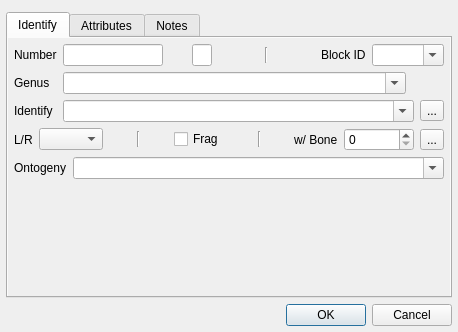
First picture: the form in project-components/forms/features.ui, repository ArthurLion97/fossildigtools, before the edit.
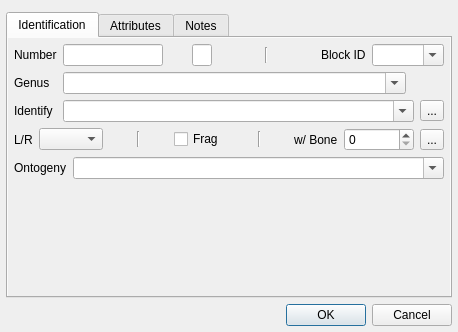
Second picture: the form after the edit. The open tabs and pages were chosen to show the change. Icons and pictures are not drawn.

Commit message: Basic feature form done

```diff
--- a/project-components/forms/features.ui
+++ b/project-components/forms/features.ui
@@ -33,7 +33,7 @@
      </property>
      <widget class="QWidget" name="identTab">
       <attribute name="title">
-       <string>Identify</string>
+       <string>Identification</string>
       </attribute>
       <layout class="QVBoxLayout" name="verticalLayout_2">
        <property name="margin">
```
Left out of the diff: 4 changed lines with no effect on the pictures. The commit also changes 3 other files.
